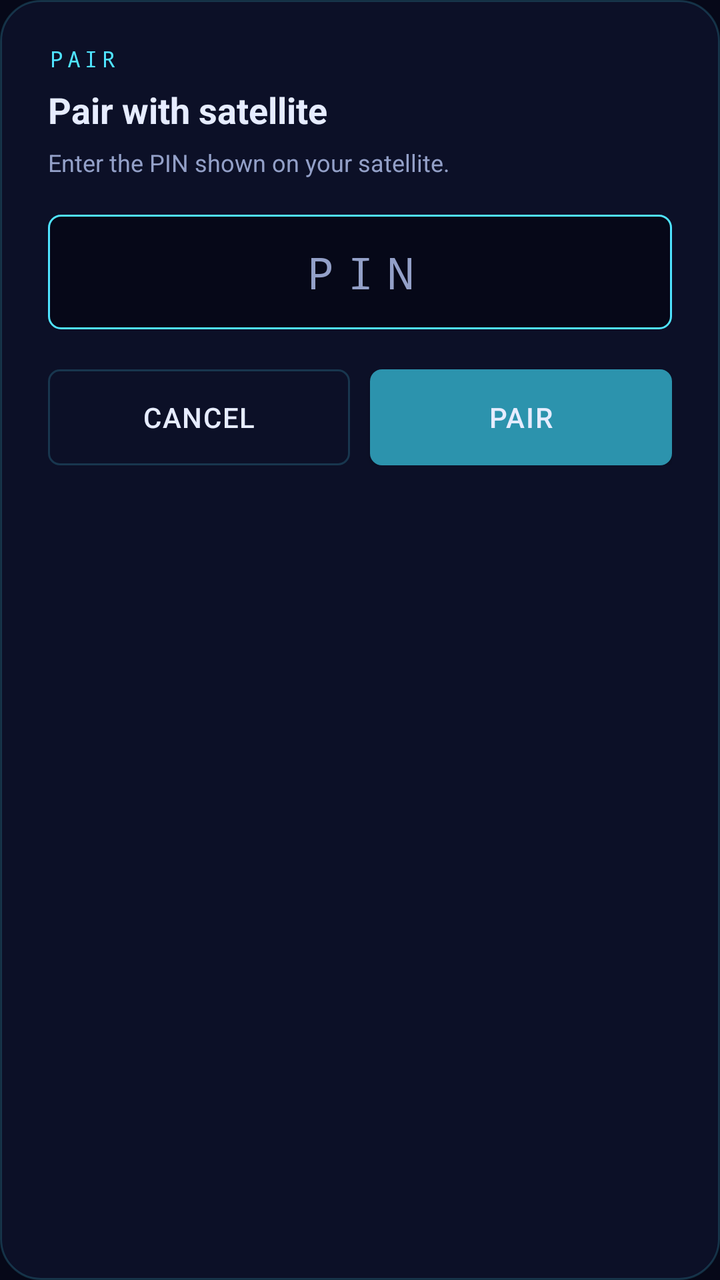
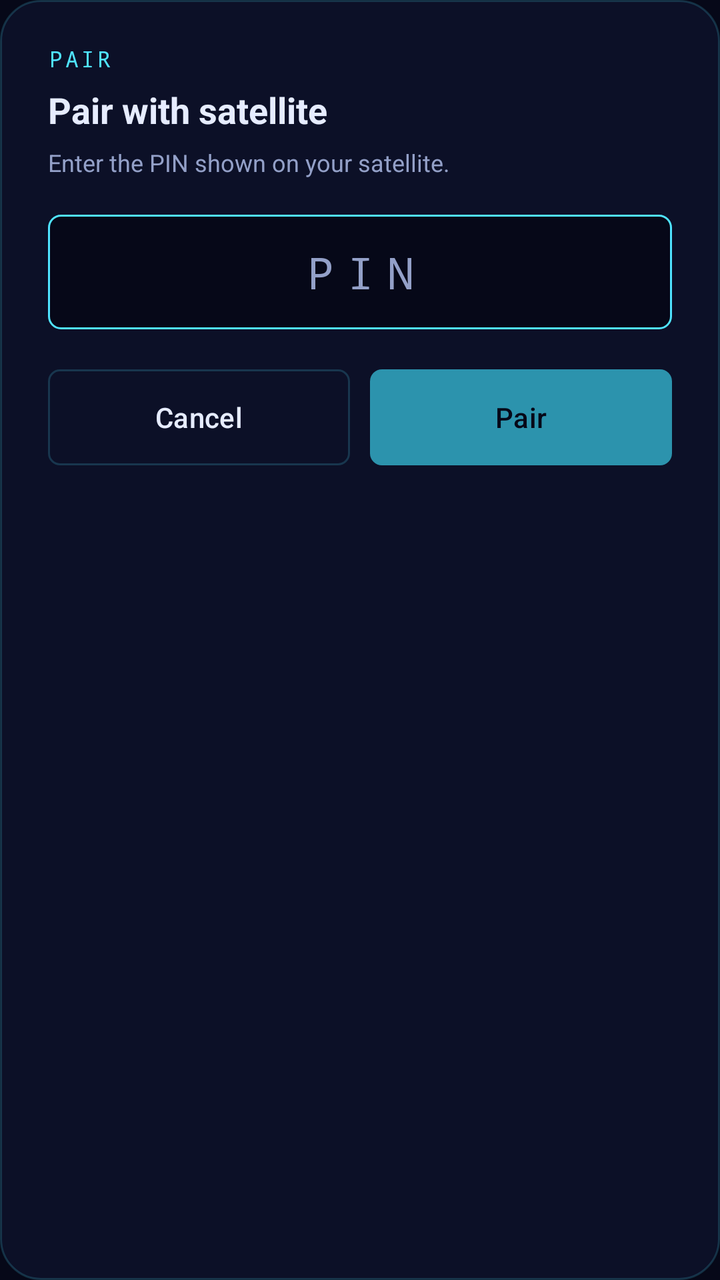

Two renders of the same Android screen: before a commit and after it. Below are the layout's source before the change and the commit's diff.
<!-- AndroidManifest.xml: application theme Theme.Dish -->
<!-- res/layout/dialog_pair_pin.xml -->
<?xml version="1.0" encoding="utf-8"?>
<LinearLayout xmlns:android="http://schemas.android.com/apk/res/android"
    android:layout_width="match_parent"
    android:layout_height="wrap_content"
    android:orientation="vertical"
    android:background="@drawable/bg_pill"
    android:paddingHorizontal="24dp"
    android:paddingVertical="22dp">

    <TextView
        android:layout_width="wrap_content"
        android:layout_height="wrap_content"
        android:text="@string/pair_dialog_submit"
        android:textColor="@color/colorPrimary"
        android:textSize="11sp"
        android:fontFamily="monospace"
        android:letterSpacing="0.18" />

    <TextView
        android:id="@+id/tvPairTitle"
        android:layout_width="match_parent"
        android:layout_height="wrap_content"
        android:layout_marginTop="6dp"
        android:text="@string/pair_dialog_title"
        android:textColor="@color/colorOnSurface"
        android:textSize="18sp"
        android:textStyle="bold" />

    <TextView
        android:id="@+id/tvPairSubtitle"
        android:layout_width="match_parent"
        android:layout_height="wrap_content"
        android:layout_marginTop="6dp"
        android:text="@string/pair_dialog_subtitle"
        android:textColor="@color/colorMuted"
        android:textSize="12sp" />

    <EditText
        android:id="@+id/etPin"
        android:layout_width="match_parent"
        android:layout_height="wrap_content"
        android:layout_marginTop="18dp"
        android:hint="@string/pair_dialog_pin_hint"
        android:inputType="number"
        android:maxLength="8"
        android:gravity="center"
        android:textSize="22sp"
        android:textColor="@color/colorOnSurface"
        android:textColorHint="@color/colorMuted"
        android:letterSpacing="0.30"
        android:fontFamily="monospace"
        android:background="@drawable/bg_pair_pin_field"
        android:padding="14dp"
        android:autofillHints="@null"
        android:importantForAutofill="no" />

    
    <TextView
        android:id="@+id/tvPairError"
        android:layout_width="match_parent"
        android:layout_height="wrap_content"
        android:layout_marginTop="8dp"
        android:textColor="@color/colorError"
        android:textSize="12sp"
        android:fontFamily="monospace"
        android:visibility="gone" />

    <LinearLayout
        android:layout_width="match_parent"
        android:layout_height="wrap_content"
        android:layout_marginTop="20dp"
        android:orientation="horizontal">

        <com.google.android.material.button.MaterialButton
            android:id="@+id/btnPairCancel"
            style="@style/Widget.Dish.Button.Outlined"
            android:layout_width="0dp"
            android:layout_height="wrap_content"
            android:layout_weight="1"
            android:text="@string/pair_dialog_cancel"
            android:textAllCaps="true" />

        <com.google.android.material.button.MaterialButton
            android:id="@+id/btnPairSubmit"
            android:layout_width="0dp"
            android:layout_height="wrap_content"
            android:layout_weight="1"
            android:layout_marginStart="10dp"
            android:text="@string/pair_dialog_submit"
            android:textAllCaps="true" />
    </LinearLayout>
</LinearLayout>
<!-- resources referenced by this layout -->
<resources>
  <color name="colorError">#E74C3C</color>
  <color name="colorMuted">#93A0C8</color>
  <color name="colorOnSurface">#E6ECFF</color>
  <color name="colorPrimary">#4FE3FF</color>
  <!-- drawable bg_pair_pin_field (drawable) -->
  <?xml version="1.0" encoding="utf-8"?>
  <shape xmlns:android="http://schemas.android.com/apk/res/android"
      android:shape="rectangle">
      <solid android:color="@color/colorBackground" />
      <corners android:radius="6dp" />
      <stroke android:width="1dp" android:color="@color/colorPrimary" />
  </shape>
  <!-- drawable bg_pill (drawable) -->
  <?xml version="1.0" encoding="utf-8"?>
  <shape xmlns:android="http://schemas.android.com/apk/res/android"
      android:shape="rectangle">
      <solid android:color="@color/colorSurface" />
      <corners android:radius="20dp" />
      <stroke android:width="1dp" android:color="@color/colorOutline" />
  </shape>
  <string name="pair_dialog_cancel">CANCEL</string>
  <string name="pair_dialog_submit">PAIR</string>
  <style name="Widget.Dish.Button.Outlined" parent="Widget.MaterialComponents.Button.OutlinedButton">
          <item name="backgroundTint">@android:color/transparent</item>
          <item name="android:textColor">@color/colorOnSurface</item>
          <item name="strokeColor">@color/colorOutline</item>
          <item name="strokeWidth">1dp</item>
          <item name="android:textAllCaps">true</item>
          <item name="android:letterSpacing">0.04</item>
          <item name="cornerRadius">6dp</item>
          <item name="android:insetTop">0dp</item>
          <item name="android:insetBottom">0dp</item>
          <item name="rippleColor">@color/colorPrimaryDark</item>
      </style>
  <style name="Theme.Dish" parent="Theme.MaterialComponents.DayNight.NoActionBar">
          <item name="colorPrimary">@color/colorPrimary</item>
          <item name="colorPrimaryVariant">@color/colorPrimaryDark</item>
          <item name="colorOnPrimary">@color/colorOnPrimary</item>
          <item name="colorSecondary">@color/colorPrimaryMid</item>
          <item name="colorSecondaryVariant">@color/colorPrimaryDark</item>
          <item name="colorOnSecondary">@color/colorOnSurface</item>
          <item name="colorSurface">@color/colorSurface</item>
          <item name="colorOnSurface">@color/colorOnSurface</item>
          <item name="colorError">@color/colorError</item>
          <item name="android:colorBackground">@color/colorBackground</item>
          <item name="android:windowBackground">@color/colorBackground</item>
          <item name="android:statusBarColor">@color/colorBackground</item>
          <item name="android:navigationBarColor">@color/colorBackground</item>
          
          <item name="materialButtonStyle">@style/Widget.Dish.Button</item>
      </style>
  <color name="colorBackground">#060818</color>
  <color name="colorSurface">#0C1027</color>
  <color name="colorOutline">#2E4FE3FF</color>
  <color name="colorPrimaryDark">#2C93AD</color>
  <color name="colorOnPrimary">#060818</color>
  <color name="colorPrimaryMid">#2C93AD</color>
  <style name="Widget.Dish.Button" parent="Widget.MaterialComponents.Button">
          <item name="backgroundTint">@color/colorPrimaryDark</item>
          <item name="android:textColor">@color/colorOnSurface</item>
          <item name="android:textAllCaps">true</item>
          <item name="android:letterSpacing">0.04</item>
          <item name="cornerRadius">6dp</item>
          <item name="android:insetTop">0dp</item>
          <item name="android:insetBottom">0dp</item>
          <item name="rippleColor">@color/colorPrimaryMid</item>
      </style>
  <!-- unchanged entries left out for length: 3 -->
</resources>

<!-- the commit's change to res/layout/dialog_pair_pin.xml (unified diff, before → after) -->
@@ -1,74 +1,62 @@
 <?xml version="1.0" encoding="utf-8"?>
 <LinearLayout xmlns:android="http://schemas.android.com/apk/res/android"
+    xmlns:tools="http://schemas.android.com/tools"
     android:layout_width="match_parent"
     android:layout_height="wrap_content"
     android:orientation="vertical"
     android:background="@drawable/bg_pill"
-    android:paddingHorizontal="24dp"
-    android:paddingVertical="22dp">
+    android:paddingHorizontal="@dimen/spacing_6xl"
+    android:paddingVertical="@dimen/size_22">
 
     <TextView
+        style="@style/TextAppearance.Dish.Label.Accent"
         android:layout_width="wrap_content"
         android:layout_height="wrap_content"
-        android:text="@string/pair_dialog_submit"
-        android:textColor="@color/colorPrimary"
-        android:textSize="11sp"
-        android:fontFamily="monospace"
-        android:letterSpacing="0.18" />
+        android:text="@string/pair_dialog_eyebrow" />
 
     <TextView
         android:id="@+id/tvPairTitle"
+        style="@style/TextAppearance.Dish.Title.Large"
         android:layout_width="match_parent"
         android:layout_height="wrap_content"
-        android:layout_marginTop="6dp"
-        android:text="@string/pair_dialog_title"
-        android:textColor="@color/colorOnSurface"
-        android:textSize="18sp"
-        android:textStyle="bold" />
+        android:layout_marginTop="@dimen/spacing_sm"
+        android:text="@string/pair_dialog_title" />
 
     <TextView
         android:id="@+id/tvPairSubtitle"
+        style="@style/TextAppearance.Dish.BodySmall"
         android:layout_width="match_parent"
         android:layout_height="wrap_content"
-        android:layout_marginTop="6dp"
-        android:text="@string/pair_dialog_subtitle"
-        android:textColor="@color/colorMuted"
-        android:textSize="12sp" />
+        android:layout_marginTop="@dimen/spacing_sm"
+        android:text="@string/pair_dialog_subtitle" />
 
     <EditText
         android:id="@+id/etPin"
+        style="@style/Widget.Dish.EditText.Pin"
         android:layout_width="match_parent"
         android:layout_height="wrap_content"
-        android:layout_marginTop="18dp"
+        android:layout_marginTop="@dimen/spacing_4xl"
         android:hint="@string/pair_dialog_pin_hint"
-        android:inputType="number"
+        android:inputType="numberPassword"
         android:maxLength="8"
-        android:gravity="center"
-        android:textSize="22sp"
-        android:textColor="@color/colorOnSurface"
-        android:textColorHint="@color/colorMuted"
-        android:letterSpacing="0.30"
-        android:fontFamily="monospace"
-        android:background="@drawable/bg_pair_pin_field"
-        android:padding="14dp"
         android:autofillHints="@null"
-        android:importantForAutofill="no" />
+        android:importantForAutofill="no"
+        tools:targetApi="26" />
 
     
     <TextView
         android:id="@+id/tvPairError"
+        style="@style/TextAppearance.Dish.BodySmall"
         android:layout_width="match_parent"
         android:layout_height="wrap_content"
-        android:layout_marginTop="8dp"
+        android:layout_marginTop="@dimen/spacing_md"
         android:textColor="@color/colorError"
-        android:textSize="12sp"
-        android:fontFamily="monospace"
         android:visibility="gone" />
 
     <LinearLayout
         android:layout_width="match_parent"
         android:layout_height="wrap_content"
-        android:layout_marginTop="20dp"
+        android:layout_marginTop="@dimen/spacing_5xl"
         android:orientation="horizontal">
 
         <com.google.android.material.button.MaterialButton
@@ -77,16 +65,15 @@
             android:layout_width="0dp"
             android:layout_height="wrap_content"
             android:layout_weight="1"
-            android:text="@string/pair_dialog_cancel"
-            android:textAllCaps="true" />
+            android:text="@android:string/cancel" />
 
         <com.google.android.material.button.MaterialButton
             android:id="@+id/btnPairSubmit"
+            style="@style/Widget.Dish.Button"
             android:layout_width="0dp"
             android:layout_height="wrap_content"
             android:layout_weight="1"
-            android:layout_marginStart="10dp"
-            android:text="@string/pair_dialog_submit"
-            android:textAllCaps="true" />
+            android:layout_marginStart="@dimen/spacing_lg"
+            android:text="@string/pair_dialog_submit" />
     </LinearLayout>
 </LinearLayout>
<!-- resource entries referenced after the edit -->
@@ -1,46 +1,83 @@
 <!-- resources referenced by this layout -->
 <resources>
-  <color name="colorError">#E74C3C</color>
-  <color name="colorMuted">#93A0C8</color>
-  <color name="colorOnSurface">#E6ECFF</color>
-  <color name="colorPrimary">#4FE3FF</color>
+  <color name="colorError">@color/red_500</color>
+  <dimen name="size_22">22dp</dimen>
+  <dimen name="spacing_4xl">@dimen/size_18</dimen>
+  <dimen name="spacing_5xl">@dimen/size_20</dimen>
+  <dimen name="spacing_6xl">@dimen/size_24</dimen>
+  <dimen name="spacing_lg">@dimen/size_10</dimen>
+  <dimen name="spacing_md">@dimen/size_8</dimen>
+  <dimen name="spacing_sm">@dimen/size_6</dimen>
+  <color name="colorMuted">@color/slate_300</color>
+  <dimen name="text_label">@dimen/text_11</dimen>
+  <color name="colorOnSurface">@color/paper_50</color>
+  <color name="colorPrimary">@color/signal_cyan_500</color>
+  <dimen name="text_title_lg">@dimen/text_18</dimen>
   <!-- drawable bg_pair_pin_field (drawable) -->
   <?xml version="1.0" encoding="utf-8"?>
   <shape xmlns:android="http://schemas.android.com/apk/res/android"
       android:shape="rectangle">
       <solid android:color="@color/colorBackground" />
-      <corners android:radius="6dp" />
-      <stroke android:width="1dp" android:color="@color/colorPrimary" />
+      <corners android:radius="@dimen/corner_picker_row" />
+      <stroke android:width="@dimen/border_thin" android:color="@color/colorPrimary" />
   </shape>
+  <dimen name="card_padding">@dimen/size_14</dimen>
   <!-- drawable bg_pill (drawable) -->
   <?xml version="1.0" encoding="utf-8"?>
   <shape xmlns:android="http://schemas.android.com/apk/res/android"
       android:shape="rectangle">
       <solid android:color="@color/colorSurface" />
-      <corners android:radius="20dp" />
-      <stroke android:width="1dp" android:color="@color/colorOutline" />
+      <corners android:radius="@dimen/corner_pill" />
+      <stroke android:width="@dimen/border_thin" android:color="@color/colorOutline" />
   </shape>
-  <string name="pair_dialog_cancel">CANCEL</string>
-  <string name="pair_dialog_submit">PAIR</string>
-  <style name="Widget.Dish.Button.Outlined" parent="Widget.MaterialComponents.Button.OutlinedButton">
+  <string name="pair_dialog_eyebrow">PAIR</string>
+  <string name="pair_dialog_submit">Pair</string>
+  <style name="TextAppearance.Dish.BodySmall" parent="">
+          <item name="android:textSize">@dimen/text_body_sm</item>
+          <item name="android:textColor">@color/colorMuted</item>
+          <item name="android:fontFamily">sans-serif</item>
+          <item name="android:textStyle">normal</item>
+      </style>
+  <style name="TextAppearance.Dish.Label.Accent" parent="">
+          <item name="android:textSize">@dimen/text_label</item>
+          <item name="android:textColor">@color/colorPrimary</item>
+          <item name="android:fontFamily">monospace</item>
+          <item name="android:textStyle">normal</item>
+          <item name="android:letterSpacing">0.12</item>
+      </style>
+  <style name="TextAppearance.Dish.Title.Large" parent="">
+          <item name="android:textSize">@dimen/text_title_lg</item>
+          <item name="android:textColor">@color/colorOnSurface</item>
+          <item name="android:fontFamily">sans-serif</item>
+          <item name="android:textStyle">bold</item>
+      </style>
+  <style name="Widget.Dish.Button.Outlined" parent="Widget.Material3.Button.OutlinedButton">
           <item name="backgroundTint">@android:color/transparent</item>
           <item name="android:textColor">@color/colorOnSurface</item>
           <item name="strokeColor">@color/colorOutline</item>
-          <item name="strokeWidth">1dp</item>
-          <item name="android:textAllCaps">true</item>
-          <item name="android:letterSpacing">0.04</item>
-          <item name="cornerRadius">6dp</item>
+          <item name="strokeWidth">@dimen/border_thin</item>
+          <item name="cornerRadius">@dimen/corner_button</item>
           <item name="android:insetTop">0dp</item>
           <item name="android:insetBottom">0dp</item>
           <item name="rippleColor">@color/colorPrimaryDark</item>
       </style>
-  <style name="Theme.Dish" parent="Theme.MaterialComponents.DayNight.NoActionBar">
+  <style name="Widget.Dish.EditText.Pin" parent="Widget.AppCompat.EditText">
+          <item name="android:inputType">number</item>
+          <item name="android:gravity">center</item>
+          <item name="android:textSize">@dimen/text_display</item>
+          <item name="android:textColor">@color/colorOnSurface</item>
+          <item name="android:textColorHint">@color/colorMuted</item>
+          <item name="android:letterSpacing">0.30</item>
+          <item name="android:fontFamily">monospace</item>
+          <item name="android:background">@drawable/bg_pair_pin_field</item>
+          <item name="android:padding">@dimen/card_padding</item>
+      </style>
+  <style name="Theme.Dish" parent="Theme.Material3.DayNight.NoActionBar">
           <item name="colorPrimary">@color/colorPrimary</item>
-          <item name="colorPrimaryVariant">@color/colorPrimaryDark</item>
           <item name="colorOnPrimary">@color/colorOnPrimary</item>
           <item name="colorSecondary">@color/colorPrimaryMid</item>
-          <item name="colorSecondaryVariant">@color/colorPrimaryDark</item>
-          <item name="colorOnSecondary">@color/colorOnSurface</item>
+          
+          <item name="colorOnSecondary">@color/colorOnPrimary</item>
           <item name="colorSurface">@color/colorSurface</item>
           <item name="colorOnSurface">@color/colorOnSurface</item>
           <item name="colorError">@color/colorError</item>
@@ -51,18 +88,42 @@
           
           <item name="materialButtonStyle">@style/Widget.Dish.Button</item>
       </style>
-  <color name="colorBackground">#060818</color>
-  <color name="colorSurface">#0C1027</color>
-  <color name="colorOutline">#2E4FE3FF</color>
-  <color name="colorPrimaryDark">#2C93AD</color>
-  <color name="colorOnPrimary">#060818</color>
-  <color name="colorPrimaryMid">#2C93AD</color>
-  <style name="Widget.Dish.Button" parent="Widget.MaterialComponents.Button">
+  <color name="red_500">#FFE74C3C</color>
+  <dimen name="size_18">18dp</dimen>
+  <dimen name="size_20">20dp</dimen>
+  <dimen name="size_24">24dp</dimen>
+  <dimen name="size_10">10dp</dimen>
+  <dimen name="size_8">8dp</dimen>
+  <dimen name="size_6">6dp</dimen>
+  <color name="colorBackground">@color/navy_900</color>
+  <color name="navy_800">#FF0C1027</color>
+  <dimen name="size_1">1dp</dimen>
+  <color name="signal_cyan_300">#2E4FE3FF</color>
+  <dimen name="text_12">12sp</dimen>
+  <color name="slate_300">#FF93A0C8</color>
+  <dimen name="text_11">11sp</dimen>
+  <color name="signal_cyan_500">#FF4FE3FF</color>
+  <dimen name="text_18">18sp</dimen>
+  <color name="paper_50">#FFE6ECFF</color>
+  <color name="signal_cyan_700">#FF2C93AD</color>
+  <color name="navy_900">#FF060818</color>
+  <dimen name="text_22">22sp</dimen>
+  <dimen name="corner_picker_row">@dimen/size_6</dimen>
+  <dimen name="size_14">14dp</dimen>
+  <color name="colorSurface">@color/navy_800</color>
+  <dimen name="corner_pill">@dimen/size_20</dimen>
+  <dimen name="border_thin">@dimen/size_1</dimen>
+  <color name="colorOutline">@color/signal_cyan_300</color>
+  <dimen name="text_body_sm">@dimen/text_12</dimen>
+  <color name="colorPrimaryDark">@color/signal_cyan_700</color>
+  <color name="colorOnPrimary">@color/navy_900</color>
+  <dimen name="corner_button">@dimen/size_6</dimen>
+  <color name="colorPrimaryMid">@color/signal_cyan_700</color>
+  <dimen name="text_display">@dimen/text_22</dimen>
+  <style name="Widget.Dish.Button" parent="Widget.Material3.Button">
           <item name="backgroundTint">@color/colorPrimaryDark</item>
-          <item name="android:textColor">@color/colorOnSurface</item>
-          <item name="android:textAllCaps">true</item>
-          <item name="android:letterSpacing">0.04</item>
-          <item name="cornerRadius">6dp</item>
+          <item name="android:textColor">@color/colorOnPrimary</item>
+          <item name="cornerRadius">@dimen/corner_button</item>
           <item name="android:insetTop">0dp</item>
           <item name="android:insetBottom">0dp</item>
           <item name="rippleColor">@color/colorPrimaryMid</item>
